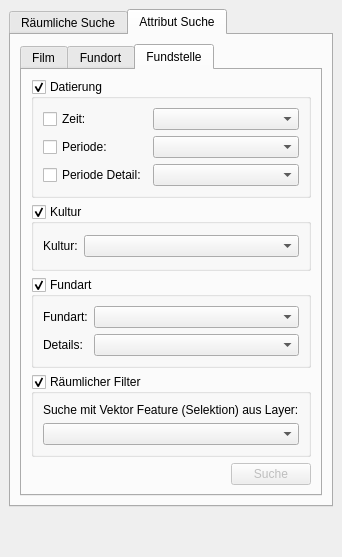
Before: the Qt Designer form APIS/forms/apis_search_form.ui in APIS-Luftbildarchiv/APIS, drawn with Qt 5.
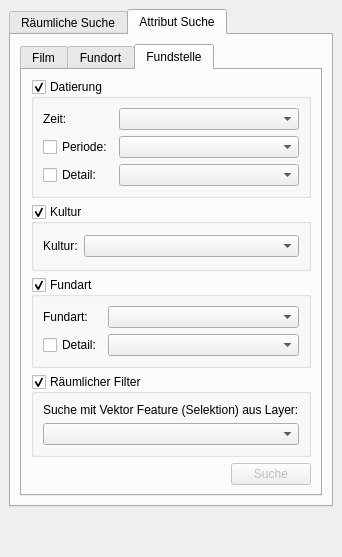
After: the same form once the commit is applied. Icons and pictures are not drawn. Custom widgets are drawn as their Qt base class.

```diff
--- a/APIS/forms/apis_search_form.ui
+++ b/APIS/forms/apis_search_form.ui
@@ -797,7 +797,7 @@
                <item row="2" column="0">
                 <widget class="QCheckBox" name="uiPeriodDetailChk">
                  <property name="text">
-                  <string>Periode Detail:</string>
+                  <string>Detail:</string>
                  </property>
                 </widget>
                </item>
@@ -808,13 +808,6 @@
                  </property>
                 </widget>
                </item>
-               <item row="0" column="0">
-                <widget class="QCheckBox" name="uiTimeChk">
-                 <property name="text">
-                  <string>Zeit:</string>
-                 </property>
-                </widget>
-               </item>
                <item row="0" column="1">
                 <widget class="QComboBox" name="uiTimeCombo">
                  <property name="sizePolicy">
@@ -845,6 +838,13 @@
                  </property>
                 </widget>
                </item>
+               <item row="0" column="0">
+                <widget class="QLabel" name="label_3">
+                 <property name="text">
+                  <string>Zeit:</string>
+                 </property>
+                </widget>
+               </item>
               </layout>
              </widget>
             </item>
@@ -892,13 +892,6 @@
                <bool>true</bool>
               </property>
               <layout class="QGridLayout" name="gridLayout_5">
-               <item row="1" column="0">
-                <widget class="QLabel" name="label_10">
-                 <property name="text">
-                  <string>Details:</string>
-                 </property>
-                </widget>
-               </item>
                <item row="0" column="0">
                 <widget class="QLabel" name="label_11">
                  <property name="text">
@@ -926,6 +919,13 @@
                  </property>
                 </widget>
                </item>
+               <item row="1" column="0">
+                <widget class="QCheckBox" name="uiFindTypeDetailsChk">
+                 <property name="text">
+                  <string>Detail:</string>
+                 </property>
+                </widget>
+               </item>
               </layout>
              </widget>
             </item>
```
Left out of the diff: 2 changed lines with no effect on the pictures.
